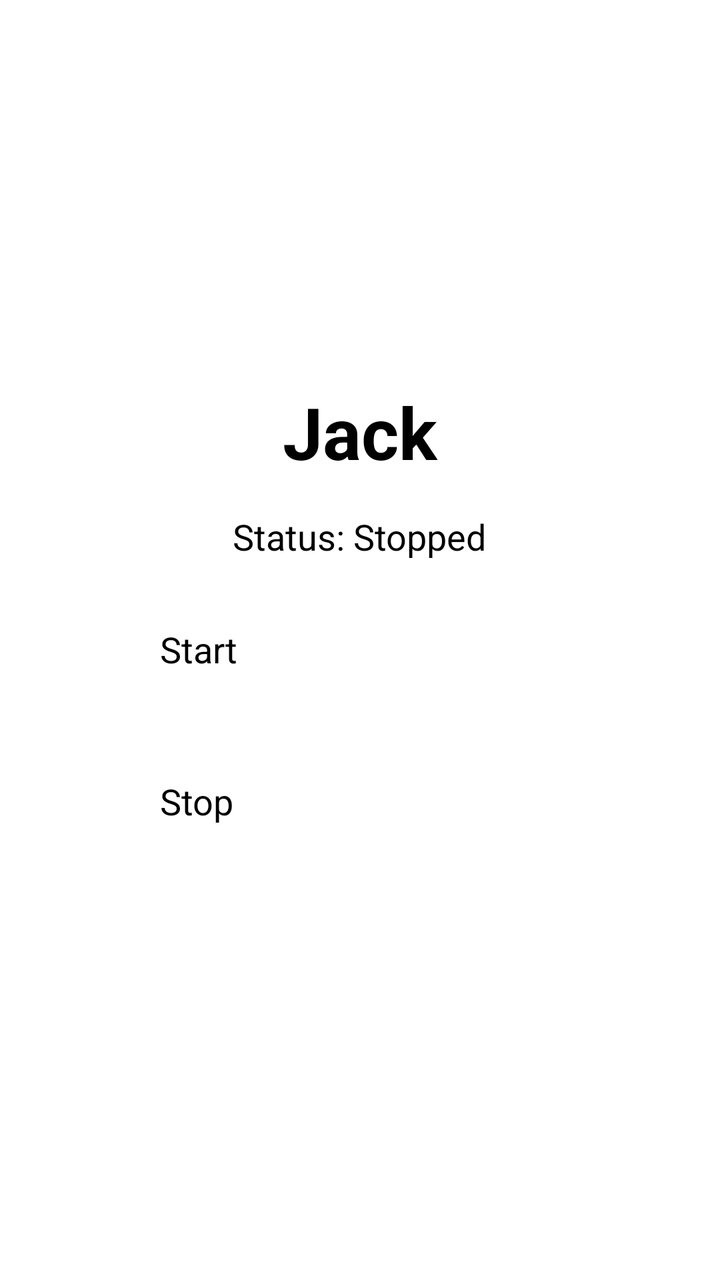
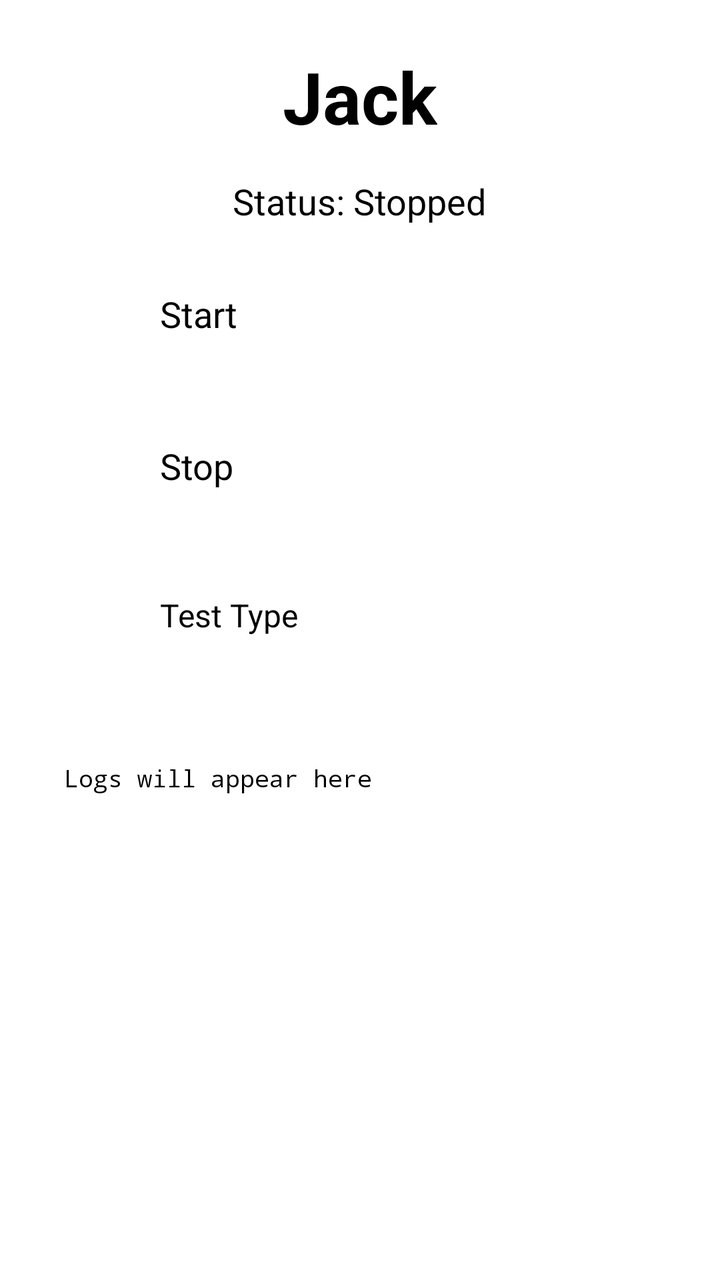

Compare the two renders of this Android layout. The source of the first and the diff that turns it into the second are given below.
<!-- AndroidManifest.xml: application theme Theme.AppCompat.Light -->
<!-- res/layout/activity_main.xml -->
<?xml version="1.0" encoding="utf-8"?>
<LinearLayout xmlns:android="http://schemas.android.com/apk/res/android"
    android:layout_width="match_parent"
    android:layout_height="match_parent"
    android:orientation="vertical"
    android:gravity="center"
    android:padding="24dp">

    <TextView
        android:id="@+id/titleText"
        android:layout_width="wrap_content"
        android:layout_height="wrap_content"
        android:text="Jack"
        android:textSize="36sp"
        android:textStyle="bold"
        android:layout_marginBottom="16dp" />

    <TextView
        android:id="@+id/statusText"
        android:layout_width="wrap_content"
        android:layout_height="wrap_content"
        android:text="Status: Stopped"
        android:textSize="18sp"
        android:layout_marginBottom="32dp" />

    <Button
        android:id="@+id/startButton"
        android:layout_width="200dp"
        android:layout_height="60dp"
        android:text="Start"
        android:textSize="18sp"
        android:layout_marginBottom="16dp" />

    <Button
        android:id="@+id/stopButton"
        android:layout_width="200dp"
        android:layout_height="60dp"
        android:text="Stop"
        android:textSize="18sp" />

</LinearLayout>
<!-- resources referenced by this layout -->
<resources>
  <style name="Theme.AppCompat.Light" parent="Theme.AppCompat.Light.NoActionBar" />
</resources>

<!-- the commit's change to res/layout/activity_main.xml (unified diff, before → after) -->
@@ -36,6 +36,31 @@
         android:layout_width="200dp"
         android:layout_height="60dp"
         android:text="Stop"
-        android:textSize="18sp" />
+        android:textSize="18sp"
+        android:layout_marginBottom="16dp" />
+
+    <Button
+        android:id="@+id/testTypeButton"
+        android:layout_width="200dp"
+        android:layout_height="60dp"
+        android:text="Test Type"
+        android:textSize="16sp"
+        android:layout_marginBottom="16dp" />
+
+    <ScrollView
+        android:layout_width="match_parent"
+        android:layout_height="0dp"
+        android:layout_weight="1">
+
+        <TextView
+            android:id="@+id/logText"
+            android:layout_width="match_parent"
+            android:layout_height="wrap_content"
+            android:text="Logs will appear here"
+            android:textSize="12sp"
+            android:fontFamily="monospace"
+            android:padding="8dp" />
+
+    </ScrollView>
 
 </LinearLayout>
